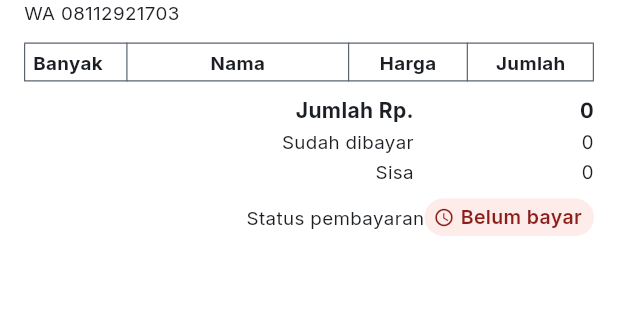
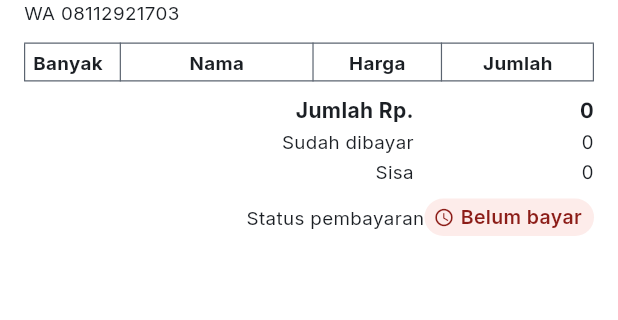
Before and after one commit to putriaariibah-bit/sistem-admin-mustika-ayu, a Flutter app: the NotaKertas widget shown alone on an empty page, opened directly with empty values, on a phone screen of 412 x 824 dp, the part 82-402 px from its top. Run offline on Flutter 3.47's test engine with Material 3 defaults, Android fonts, the phone set to English and light mode, and no system bars; our stand-ins replace cloud_firestore, firebase_auth, firebase_core, share_plus; missing offline and left inert: gal; accounts and stored records are empty.

Commit message:
Perbaiki data macet saat ganti ukuran layar dan angka nota terpotong
- HomeShell mendengarkan stream pesanan sekali di initState. Sebelumnya
  StreamBuilder berlangganan ulang saat tata letak berganti antara ponsel
  dan layar lebar, sehingga Dashboard tertahan di keadaan memuat.
- Nominal, kolom Banyak, dan subjudul tanggal kirim pada nota selalu
  satu baris; lebar kolom disesuaikan agar angka jutaan muat di 375 px.

Co-Authored-By: Claude Opus 5.5 <noreply@anthropic.com>
Claude-Session: https://claude.ai/code/session_01M1MDQ1JNjBMbH3Tt94S1mm

```diff
--- a/lib/widgets/nota_kertas.dart
+++ b/lib/widgets/nota_kertas.dart
@@ -33,6 +33,28 @@ class NotaKertas extends StatelessWidget {
         child: Text(isi, style: gaya, textAlign: rata),
       );
 
+  /// Sel rata kiri yang selalu satu baris, mis. "50 pcs" dan "Kirim
+  /// 23/11/2026"; mengecil bila kolom terlalu sempit.
+  Widget _satuBaris(String isi, TextStyle gaya) => Padding(
+        padding: const EdgeInsets.symmetric(horizontal: 6, vertical: 5),
+        child: FittedBox(
+          fit: BoxFit.scaleDown,
+          alignment: Alignment.centerLeft,
+          child: Text(isi, style: gaya, maxLines: 1, softWrap: false),
+        ),
+      );
+
+  /// Sel nominal: selalu satu baris dan rata kanan, mengecil bila kolom
+  /// terlalu sempit, sehingga angka jutaan tidak terpotong.
+  Widget _angkaSel(String isi) => Padding(
+        padding: const EdgeInsets.symmetric(horizontal: 6, vertical: 5),
+        child: FittedBox(
+          fit: BoxFit.scaleDown,
+          alignment: Alignment.centerRight,
+          child: Text(isi, style: _angka, maxLines: 1, softWrap: false),
+        ),
+      );
+
   /// Sel judul kolom: selalu satu baris, mengecil bila kolom sempit.
   Widget _judulKolom(String isi, {TextAlign rata = TextAlign.left}) => Padding(
         padding: const EdgeInsets.symmetric(horizontal: 6, vertical: 5),
@@ -47,10 +69,10 @@ class NotaKertas extends StatelessWidget {
 
   TableRow _barisTabel(BarisNota b) => TableRow(
         children: [
-          _sel(b.banyak, _teks),
+          _satuBaris(b.banyak, _teks),
           _sel(b.nama, _teks),
-          _sel(Format.ribuan(b.harga), _angka, rata: TextAlign.right),
-          _sel(Format.ribuan(b.jumlah), _angka, rata: TextAlign.right),
+          _angkaSel(Format.ribuan(b.harga)),
+          _angkaSel(Format.ribuan(b.jumlah)),
         ],
       );
 
@@ -58,7 +80,10 @@ class NotaKertas extends StatelessWidget {
         decoration: const BoxDecoration(color: AppTheme.permukaan),
         children: [
           const SizedBox.shrink(),
-          _sel(isi, _tebal.copyWith(fontSize: 11.5, color: AppTheme.primary)),
+          _satuBaris(
+            isi,
+            _tebal.copyWith(fontSize: 11.5, color: AppTheme.primary),
+          ),
           const SizedBox.shrink(),
           const SizedBox.shrink(),
         ],
@@ -152,10 +177,10 @@ class NotaKertas extends StatelessWidget {
               verticalInside: _garis,
             ),
             columnWidths: const {
-              0: FlexColumnWidth(1.3),
-              1: FlexColumnWidth(2.8),
-              2: FlexColumnWidth(1.5),
-              3: FlexColumnWidth(1.6),
+              0: FlexColumnWidth(1.2),
+              1: FlexColumnWidth(2.4),
+              2: FlexColumnWidth(1.6),
+              3: FlexColumnWidth(1.9),
             },
             defaultVerticalAlignment: TableCellVerticalAlignment.top,
             children: [
```
Also changed, not shown: lib/main.dart (+43 -20 lines), 7 other files.
